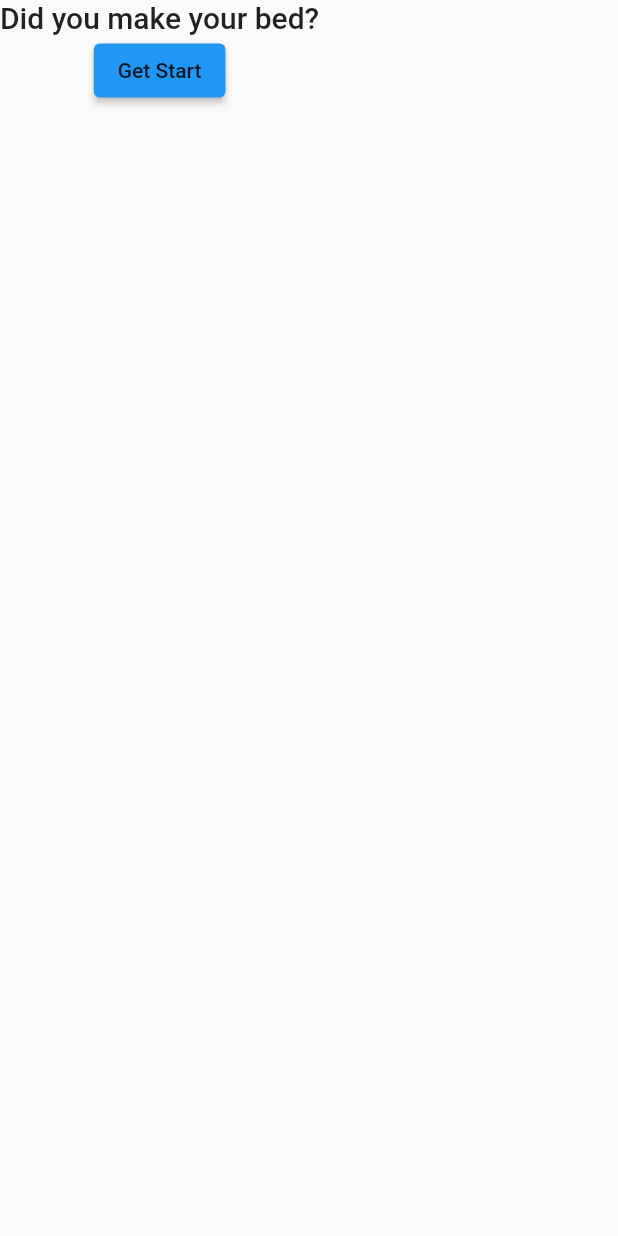
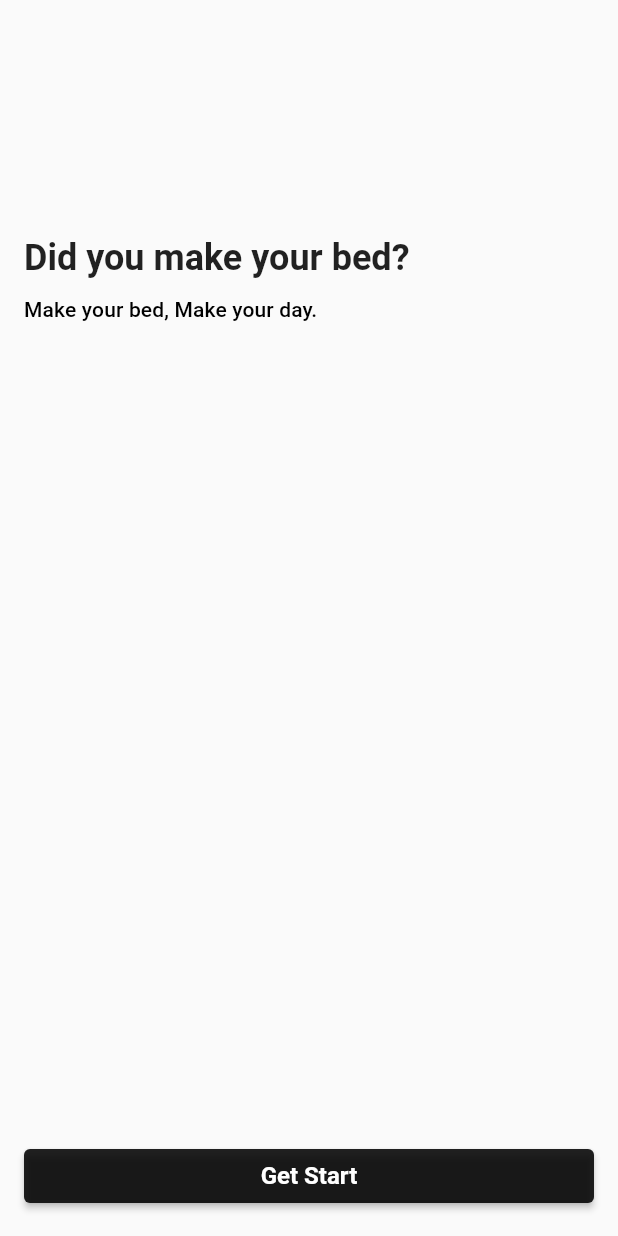
Before and after one commit to hth225/did_u_making_ur_bed, a Flutter app: the screen it shows after launch, on a phone screen of 412 x 824 dp. Run offline on Flutter 3.47's test engine with Material 2 defaults, Android fonts, the phone set to English and light mode, and no system bars; our stand-ins replace flutter_clean_architecture.

Commit message:
Fix landing screen

```diff
--- a/lib/src/app/screens/landing/landing_screen.dart
+++ b/lib/src/app/screens/landing/landing_screen.dart
@@ -14,19 +14,58 @@ class _LandingScreenState extends ViewState<LandingScreen, LandingController> {
   // TODO: implement view
   Widget get view {
     return Scaffold(
-      body: Column(
+      body: SafeArea(
+        child: Column(
+          crossAxisAlignment: CrossAxisAlignment.start,
+          children: [
+            Expanded(
+              child: Container(
+                margin: EdgeInsets.symmetric(horizontal: 16),
+                child: Column(
+                    // mainAxisAlignment: MainAxisAlignment.center,
+                    crossAxisAlignment: CrossAxisAlignment.start,
+                    children: [
+                      Expanded(
+                          flex: 1,
+                          child: Column(
+                            mainAxisAlignment: MainAxisAlignment.center,
+                            crossAxisAlignment: CrossAxisAlignment.start,
                             children: [
                               Container(
+                                margin: EdgeInsets.only(bottom: 12),
                                 child: Text(
                                   'Did you make your bed?',
-              style: Theme.of(context).textTheme.headline6,
+                                  style: Theme.of(context)
+                                      .textTheme
+                                      .headline5
+                                      .copyWith(
+                                          color: Colors.black87,
+                                          fontWeight: FontWeight.bold),
                                 ),
                               ),
-          ElevatedButton(
+                              Container(
+                                child: Text(
+                                  'Make your bed, Make your day.',
+                                  style: Theme.of(context).textTheme.subtitle2,
+                                ),
+                              ),
+                            ],
+                          )),
+                      Expanded(flex: 1, child: Container()),
+                    ]),
+              ),
+            ),
+            Container(
+              width: MediaQuery.of(context).size.width,
+              margin: EdgeInsets.all(16),
+              child: ElevatedButton(
                 onPressed: () {},
-            child: Text('Get Start', style: Theme.of(context).textTheme.button),
+                child: Text('Get Start',
+                    style: Theme.of(context).textTheme.button),
+              ),
             )
           ],
+        ),
       ),
     );
   }
--- a/lib/src/app/theme/theme.dart
+++ b/lib/src/app/theme/theme.dart
@@ -2,7 +2,15 @@ import 'package:flutter/material.dart';
 
 ThemeData buildLightThemeData() {
   return ThemeData(
-    primaryColor: Colors.lightBlue,
-    accentColor: Colors.lightBlueAccent
+    primaryColor: Colors.black,
+    accentColor: Colors.black,
+    elevatedButtonTheme: ElevatedButtonThemeData(
+        style: ButtonStyle(
+      backgroundColor: MaterialStateProperty.all<Color>(Colors.black87),
+      overlayColor: MaterialStateProperty.all<Color>(Colors.black54),
+    )),
+    textTheme: TextTheme(
+        button: TextStyle(
+            fontWeight: FontWeight.bold, color: Colors.white, fontSize: 16)),
   );
 }
```
Lines whose indentation alone changed are shown as unchanged.
